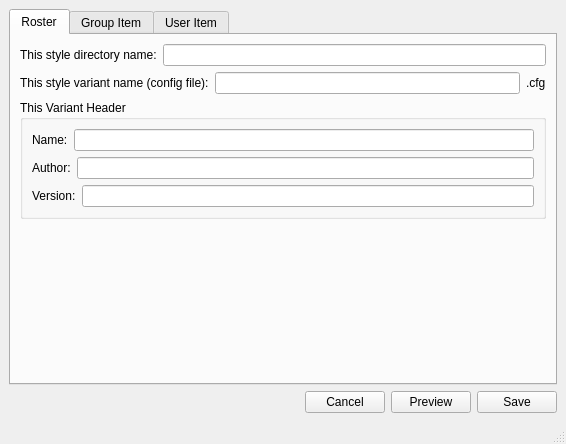
This is plugins/styler/window.ui in xmpp-graveyard/jabbim as Qt 5 draws it before an edit. The edited form follows.
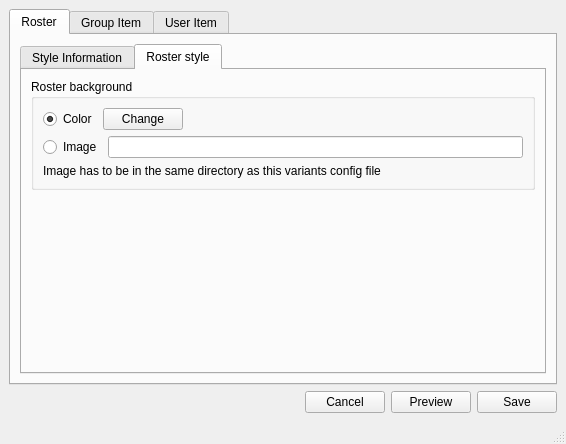
This is the edited form. The open tabs and pages were chosen to show the change.

What changed in the file:
```diff
--- a/plugins/styler/window.ui
+++ b/plugins/styler/window.ui
@@ -73,6 +73,24 @@
        <attribute name="title" >
         <string>Roster</string>
        </attribute>
+       <layout class="QGridLayout" name="gridLayout_25" >
+        <item row="0" column="0" >
+         <widget class="QTabWidget" name="tabWidget" >
+          <property name="currentIndex" >
+           <number>0</number>
+          </property>
+          <widget class="QWidget" name="tab_9" >
+           <property name="geometry" >
+            <rect>
+             <x>0</x>
+             <y>0</y>
+             <width>518</width>
+             <height>282</height>
+            </rect>
+           </property>
+           <attribute name="title" >
+            <string>Style Information</string>
+           </attribute>
        <layout class="QGridLayout" name="gridLayout_24" >
         <item row="0" column="0" >
          <layout class="QHBoxLayout" name="horizontalLayout_22" >
@@ -168,10 +186,102 @@
           <property name="sizeHint" stdset="0" >
            <size>
             <width>20</width>
-            <height>132</height>
+                <height>40</height>
            </size>
           </property>
          </spacer>
+            </item>
+           </layout>
+          </widget>
+          <widget class="QWidget" name="tab_10" >
+           <property name="geometry" >
+            <rect>
+             <x>0</x>
+             <y>0</y>
+             <width>518</width>
+             <height>282</height>
+            </rect>
+           </property>
+           <attribute name="title" >
+            <string>Roster style</string>
+           </attribute>
+           <layout class="QGridLayout" name="gridLayout_27" >
+            <item row="0" column="0" >
+             <widget class="QGroupBox" name="groupBox_10" >
+              <property name="title" >
+               <string>Roster background</string>
+              </property>
+              <layout class="QGridLayout" name="gridLayout_26" >
+               <item row="0" column="0" colspan="2" >
+                <layout class="QHBoxLayout" name="horizontalLayout_27" >
+                 <item>
+                  <widget class="QRadioButton" name="radioButton" >
+                   <property name="text" >
+                    <string>Color</string>
+                   </property>
+                   <property name="checked" >
+                    <bool>true</bool>
+                   </property>
+                  </widget>
+                 </item>
+                 <item>
+                  <widget class="QPushButton" name="rBackgroundColor" >
+                   <property name="text" >
+                    <string>Change</string>
+                   </property>
+                  </widget>
+                 </item>
+                 <item>
+                  <spacer name="horizontalSpacer_8" >
+                   <property name="orientation" >
+                    <enum>Qt::Horizontal</enum>
+                   </property>
+                   <property name="sizeHint" stdset="0" >
+                    <size>
+                     <width>138</width>
+                     <height>20</height>
+                    </size>
+                   </property>
+                  </spacer>
+                 </item>
+                </layout>
+               </item>
+               <item row="1" column="0" >
+                <widget class="QRadioButton" name="radioButton_2" >
+                 <property name="text" >
+                  <string>Image</string>
+                 </property>
+                </widget>
+               </item>
+               <item row="1" column="1" >
+                <widget class="QLineEdit" name="rBackgroundImage" />
+               </item>
+               <item row="2" column="0" colspan="2" >
+                <widget class="QLabel" name="label_50" >
+                 <property name="text" >
+                  <string>Image has to be in the same directory as this variants config file</string>
+                 </property>
+                </widget>
+               </item>
+              </layout>
+             </widget>
+            </item>
+            <item row="1" column="0" >
+             <spacer name="verticalSpacer_8" >
+              <property name="orientation" >
+               <enum>Qt::Vertical</enum>
+              </property>
+              <property name="sizeHint" stdset="0" >
+               <size>
+                <width>20</width>
+                <height>150</height>
+               </size>
+              </property>
+             </spacer>
+            </item>
+           </layout>
+          </widget>
+         </widget>
         </item>
        </layout>
       </widget>
```
Left out of the diff: 36 changed lines with no effect on the pictures. Lines whose indentation alone changed are shown as unchanged.
